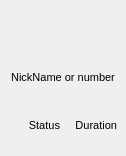
This is wengophone/src/presentation/qt/phonecall/QtCallContactWidget.ui in tkrotoff/WengoPhone as Qt 5 draws it before an edit. The edited form follows.
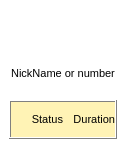
This is the edited form. Icons and pictures are not drawn.

What changed in the file:
```diff
--- a/wengophone/src/presentation/qt/phonecall/QtCallContactWidget.ui
+++ b/wengophone/src/presentation/qt/phonecall/QtCallContactWidget.ui
@@ -9,9 +9,274 @@
     <x>0</x>
     <y>0</y>
     <width>126</width>
-    <height>156</height>
+    <height>148</height>
    </rect>
   </property>
+  <property name="palette" >
+   <palette>
+    <active>
+     <color>
+      <red>0</red>
+      <green>0</green>
+      <blue>0</blue>
+     </color>
+     <color>
+      <red>212</red>
+      <green>208</green>
+      <blue>200</blue>
+     </color>
+     <color>
+      <red>255</red>
+      <green>255</green>
+      <blue>255</blue>
+     </color>
+     <color>
+      <red>234</red>
+      <green>229</green>
+      <blue>220</blue>
+     </color>
+     <color>
+      <red>128</red>
+      <green>128</green>
+      <blue>128</blue>
+     </color>
+     <color>
+      <red>141</red>
+      <green>139</green>
+      <blue>133</blue>
+     </color>
+     <color>
+      <red>0</red>
+      <green>0</green>
+      <blue>0</blue>
+     </color>
+     <color>
+      <red>255</red>
+      <green>255</green>
+      <blue>255</blue>
+     </color>
+     <color>
+      <red>0</red>
+      <green>0</green>
+      <blue>0</blue>
+     </color>
+     <color>
+      <red>255</red>
+      <green>255</green>
+      <blue>255</blue>
+     </color>
+     <color>
+      <red>255</red>
+      <green>255</green>
+      <blue>255</blue>
+     </color>
+     <color>
+      <red>64</red>
+      <green>64</green>
+      <blue>64</blue>
+     </color>
+     <color>
+      <red>10</red>
+      <green>36</green>
+      <blue>106</blue>
+     </color>
+     <color>
+      <red>255</red>
+      <green>255</green>
+      <blue>255</blue>
+     </color>
+     <color>
+      <red>0</red>
+      <green>0</green>
+      <blue>255</blue>
+     </color>
+     <color>
+      <red>255</red>
+      <green>0</green>
+      <blue>255</blue>
+     </color>
+     <color>
+      <red>232</red>
+      <green>232</green>
+      <blue>232</blue>
+     </color>
+    </active>
+    <inactive>
+     <color>
+      <red>0</red>
+      <green>0</green>
+      <blue>0</blue>
+     </color>
+     <color>
+      <red>212</red>
+      <green>208</green>
+      <blue>200</blue>
+     </color>
+     <color>
+      <red>255</red>
+      <green>255</green>
+      <blue>255</blue>
+     </color>
+     <color>
+      <red>234</red>
+      <green>229</green>
+      <blue>220</blue>
+     </color>
+     <color>
+      <red>128</red>
+      <green>128</green>
+      <blue>128</blue>
+     </color>
+     <color>
+      <red>141</red>
+      <green>139</green>
+      <blue>133</blue>
+     </color>
+     <color>
+      <red>0</red>
+      <green>0</green>
+      <blue>0</blue>
+     </color>
+     <color>
+      <red>255</red>
+      <green>255</green>
+      <blue>255</blue>
+     </color>
+     <color>
+      <red>0</red>
+      <green>0</green>
+      <blue>0</blue>
+     </color>
+     <color>
+      <red>255</red>
+      <green>255</green>
+      <blue>255</blue>
+     </color>
+     <color>
+      <red>255</red>
+      <green>255</green>
+      <blue>255</blue>
+     </color>
+     <color>
+      <red>64</red>
+      <green>64</green>
+      <blue>64</blue>
+     </color>
+     <color>
+      <red>212</red>
+      <green>208</green>
+      <blue>200</blue>
+     </color>
+     <color>
+      <red>0</red>
+      <green>0</green>
+      <blue>0</blue>
+     </color>
+     <color>
+      <red>0</red>
+      <green>0</green>
+      <blue>255</blue>
+     </color>
+     <color>
+      <red>255</red>
+      <green>0</green>
+      <blue>255</blue>
+     </color>
+     <color>
+      <red>232</red>
+      <green>232</green>
+      <blue>232</blue>
+     </color>
+    </inactive>
+    <disabled>
+     <color>
+      <red>106</red>
+      <green>104</green>
+      <blue>100</blue>
+     </color>
+     <color>
+      <red>212</red>
+      <green>208</green>
+      <blue>200</blue>
+     </color>
+     <color>
+      <red>255</red>
+      <green>255</green>
+      <blue>255</blue>
+     </color>
+     <color>
+      <red>233</red>
+      <green>231</green>
+      <blue>227</blue>
+     </color>
+     <color>
+      <red>128</red>
+      <green>128</green>
+      <blue>128</blue>
+     </color>
+     <color>
+      <red>141</red>
+      <green>139</green>
+      <blue>133</blue>
+     </color>
+     <color>
+      <red>106</red>
+      <green>104</green>
+      <blue>100</blue>
+     </color>
+     <color>
+      <red>255</red>
+      <green>255</green>
+      <blue>255</blue>
+     </color>
+     <color>
+      <red>106</red>
+      <green>104</green>
+      <blue>100</blue>
+     </color>
+     <color>
+      <red>255</red>
+      <green>255</green>
+      <blue>255</blue>
+     </color>
+     <color>
+      <red>255</red>
+      <green>255</green>
+      <blue>255</blue>
+     </color>
+     <color>
+      <red>0</red>
+      <green>0</green>
+      <blue>0</blue>
+     </color>
+     <color>
+      <red>10</red>
+      <green>36</green>
+      <blue>106</blue>
+     </color>
+     <color>
+      <red>255</red>
+      <green>255</green>
+      <blue>255</blue>
+     </color>
+     <color>
+      <red>0</red>
+      <green>0</green>
+      <blue>255</blue>
+     </color>
+     <color>
+      <red>255</red>
+      <green>0</green>
+      <blue>255</blue>
+     </color>
+     <color>
+      <red>232</red>
+      <green>232</green>
+      <blue>232</blue>
+     </color>
+    </disabled>
+   </palette>
+  </property>
   <property name="windowTitle" >
    <string>Form</string>
   </property>
@@ -23,34 +288,320 @@
     <number>6</number>
    </property>
    <item row="2" column="0" >
-    <layout class="QHBoxLayout" >
-     <property name="margin" >
-      <number>0</number>
+    <widget class="QFrame" name="frame" >
+     <property name="palette" >
+      <palette>
+       <active>
+        <color>
+         <red>0</red>
+         <green>0</green>
+         <blue>0</blue>
+        </color>
+        <color>
+         <red>212</red>
+         <green>208</green>
+         <blue>200</blue>
+        </color>
+        <color>
+         <red>255</red>
+         <green>255</green>
+         <blue>255</blue>
+        </color>
+        <color>
+         <red>234</red>
+         <green>229</green>
+         <blue>220</blue>
+        </color>
+        <color>
+         <red>128</red>
+         <green>128</green>
+         <blue>128</blue>
+        </color>
+        <color>
+         <red>141</red>
+         <green>139</green>
+         <blue>133</blue>
+        </color>
+        <color>
+         <red>0</red>
+         <green>0</green>
+         <blue>0</blue>
+        </color>
+        <color>
+         <red>255</red>
+         <green>255</green>
+         <blue>255</blue>
+        </color>
+        <color>
+         <red>0</red>
+         <green>0</green>
+         <blue>0</blue>
+        </color>
+        <color>
+         <red>255</red>
+         <green>255</green>
+         <blue>255</blue>
+        </color>
+        <color>
+         <red>255</red>
+         <green>243</green>
+         <blue>181</blue>
+        </color>
+        <color>
+         <red>64</red>
+         <green>64</green>
+         <blue>64</blue>
+        </color>
+        <color>
+         <red>10</red>
+         <green>36</green>
+         <blue>106</blue>
+        </color>
+        <color>
+         <red>255</red>
+         <green>255</green>
+         <blue>255</blue>
+        </color>
+        <color>
+         <red>0</red>
+         <green>0</green>
+         <blue>255</blue>
+        </color>
+        <color>
+         <red>255</red>
+         <green>0</green>
+         <blue>255</blue>
+        </color>
+        <color>
+         <red>232</red>
+         <green>232</green>
+         <blue>232</blue>
+        </color>
+       </active>
+       <inactive>
+        <color>
+         <red>0</red>
+         <green>0</green>
+         <blue>0</blue>
+        </color>
+        <color>
+         <red>212</red>
+         <green>208</green>
+         <blue>200</blue>
+        </color>
+        <color>
+         <red>255</red>
+         <green>255</green>
+         <blue>255</blue>
+        </color>
+        <color>
+         <red>234</red>
+         <green>229</green>
+         <blue>220</blue>
+        </color>
+        <color>
+         <red>128</red>
+         <green>128</green>
+         <blue>128</blue>
+        </color>
+        <color>
+         <red>141</red>
+         <green>139</green>
+         <blue>133</blue>
+        </color>
+        <color>
+         <red>0</red>
+         <green>0</green>
+         <blue>0</blue>
+        </color>
+        <color>
+         <red>255</red>
+         <green>255</green>
+         <blue>255</blue>
+        </color>
+        <color>
+         <red>0</red>
+         <green>0</green>
+         <blue>0</blue>
+        </color>
+        <color>
+         <red>255</red>
+         <green>255</green>
+         <blue>255</blue>
+        </color>
+        <color>
+         <red>255</red>
+         <green>243</green>
+         <blue>181</blue>
+        </color>
+        <color>
+         <red>64</red>
+         <green>64</green>
+         <blue>64</blue>
+        </color>
+        <color>
+         <red>212</red>
+         <green>208</green>
+         <blue>200</blue>
+        </color>
+        <color>
+         <red>0</red>
+         <green>0</green>
+         <blue>0</blue>
+        </color>
+        <color>
+         <red>0</red>
+         <green>0</green>
+         <blue>255</blue>
+        </color>
+        <color>
+         <red>255</red>
+         <green>0</green>
+         <blue>255</blue>
+        </color>
+        <color>
+         <red>232</red>
+         <green>232</green>
+         <blue>232</blue>
+        </color>
+       </inactive>
+       <disabled>
+        <color>
+         <red>106</red>
+         <green>104</green>
+         <blue>100</blue>
+        </color>
+        <color>
+         <red>212</red>
+         <green>208</green>
+         <blue>200</blue>
+        </color>
+        <color>
+         <red>255</red>
+         <green>255</green>
+         <blue>255</blue>
+        </color>
+        <color>
+         <red>233</red>
+         <green>231</green>
+         <blue>227</blue>
+        </color>
+        <color>
+         <red>128</red>
+         <green>128</green>
+         <blue>128</blue>
+        </color>
+        <color>
+         <red>141</red>
+         <green>139</green>
+         <blue>133</blue>
+        </color>
+        <color>
+         <red>106</red>
+         <green>104</green>
+         <blue>100</blue>
+        </color>
+        <color>
+         <red>255</red>
+         <green>255</green>
+         <blue>255</blue>
+        </color>
+        <color>
+         <red>106</red>
+         <green>104</green>
+         <blue>100</blue>
+        </color>
+        <color>
+         <red>255</red>
+         <green>243</green>
+         <blue>181</blue>
+        </color>
+        <color>
+         <red>255</red>
+         <green>243</green>
+         <blue>181</blue>
+        </color>
+        <color>
+         <red>0</red>
+         <green>0</green>
+         <blue>0</blue>
+        </color>
+        <color>
+         <red>10</red>
+         <green>36</green>
+         <blue>106</blue>
+        </color>
+        <color>
+         <red>255</red>
+         <green>255</green>
+         <blue>255</blue>
+        </color>
+        <color>
+         <red>0</red>
+         <green>0</green>
+         <blue>255</blue>
+        </color>
+        <color>
+         <red>255</red>
+         <green>0</green>
+         <blue>255</blue>
+        </color>
+        <color>
+         <red>232</red>
+         <green>232</green>
+         <blue>232</blue>
+        </color>
+       </disabled>
+      </palette>
      </property>
-     <property name="spacing" >
-      <number>6</number>
+     <property name="autoFillBackground" >
+      <bool>true</bool>
      </property>
-     <item>
-      <widget class="QLabel" name="statusLabel" >
-       <property name="text" >
-        <string>&lt;html>&lt;head>&lt;meta name="qrichtext" content="1" />&lt;/head>&lt;body style=" white-space: pre-wrap; font-family:MS Shell Dlg; font-size:8.25pt; font-weight:400; font-style:normal; text-decoration:none;">&lt;p style=" margin-top:0px; margin-bottom:0px; margin-left:0px; margin-right:0px; -qt-block-indent:0; text-indent:0px; font-size:8pt;">Status&lt;/p>&lt;/body>&lt;/html></string>
-       </property>
-       <property name="alignment" >
-        <set>Qt::AlignRight|Qt::AlignTrailing|Qt::AlignVCenter</set>
-       </property>
-      </widget>
-     </item>
-     <item>
-      <widget class="QLabel" name="durationLabel" >
-       <property name="text" >
-        <string>&lt;html>&lt;head>&lt;meta name="qrichtext" content="1" />&lt;/head>&lt;body style=" white-space: pre-wrap; font-family:MS Shell Dlg; font-size:8.25pt; font-weight:400; font-style:normal; text-decoration:none;">&lt;p style=" margin-top:0px; margin-bottom:0px; margin-left:0px; margin-right:0px; -qt-block-indent:0; text-indent:0px;">&lt;span style=" font-size:8pt;">Duration&lt;/span>&lt;/p>&lt;/body>&lt;/html></string>
-       </property>
-       <property name="alignment" >
-        <set>Qt::AlignRight|Qt::AlignTrailing|Qt::AlignVCenter</set>
-       </property>
-      </widget>
-     </item>
-    </layout>
+     <property name="frameShape" >
+      <enum>QFrame::Box</enum>
+     </property>
+     <property name="frameShadow" >
+      <enum>QFrame::Raised</enum>
+     </property>
+     <layout class="QGridLayout" >
+      <property name="margin" >
+       <number>0</number>
+      </property>
+      <property name="spacing" >
+       <number>0</number>
+      </property>
+      <item row="0" column="0" >
+       <widget class="QLabel" name="statusLabel" >
+        <property name="text" >
+         <string>&lt;html>&lt;head>&lt;meta name="qrichtext" content="1" />&lt;/head>&lt;body style=" white-space: pre-wrap; font-family:MS Shell Dlg; font-size:8.25pt; font-weight:400; font-style:normal; text-decoration:none;">&lt;p style=" margin-top:0px; margin-bottom:0px; margin-left:0px; margin-right:0px; -qt-block-indent:0; text-indent:0px; font-size:8pt;">Status&lt;/p>&lt;/body>&lt;/html></string>
+        </property>
+        <property name="alignment" >
+         <set>Qt::AlignRight|Qt::AlignTrailing|Qt::AlignVCenter</set>
+        </property>
+       </widget>
+      </item>
+      <item row="0" column="1" >
+       <widget class="QLabel" name="durationLabel" >
+        <property name="text" >
+         <string>&lt;html>&lt;head>&lt;meta name="qrichtext" content="1" />&lt;/head>&lt;body style=" white-space: pre-wrap; font-family:MS Shell Dlg; font-size:8.25pt; font-weight:400; font-style:normal; text-decoration:none;">&lt;p style=" margin-top:0px; margin-bottom:0px; margin-left:0px; margin-right:0px; -qt-block-indent:0; text-indent:0px;">&lt;span style=" font-size:8pt;">Duration&lt;/span>&lt;/p>&lt;/body>&lt;/html></string>
+        </property>
+        <property name="alignment" >
+         <set>Qt::AlignRight|Qt::AlignTrailing|Qt::AlignVCenter</set>
+        </property>
+       </widget>
+      </item>
+     </layout>
+    </widget>
+   </item>
+   <item row="1" column="0" >
+    <widget class="QLabel" name="nickNameLabel" >
+     <property name="text" >
+      <string>&lt;html>&lt;head>&lt;meta name="qrichtext" content="1" />&lt;/head>&lt;body style=" white-space: pre-wrap; font-family:MS Shell Dlg; font-size:8.25pt; font-weight:400; font-style:normal; text-decoration:none;">&lt;p style=" margin-top:0px; margin-bottom:0px; margin-left:0px; margin-right:0px; -qt-block-indent:0; text-indent:0px;">&lt;span style=" font-size:8pt;">NickName or number&lt;/span>&lt;/p>&lt;/body>&lt;/html></string>
+     </property>
+     <property name="alignment" >
+      <set>Qt::AlignCenter</set>
+     </property>
+    </widget>
    </item>
    <item row="0" column="0" >
     <widget class="QLabel" name="avatarLabel" >
@@ -65,16 +616,6 @@
      </property>
     </widget>
    </item>
-   <item row="1" column="0" >
-    <widget class="QLabel" name="nickNameLabel" >
-     <property name="text" >
-      <string>&lt;html>&lt;head>&lt;meta name="qrichtext" content="1" />&lt;/head>&lt;body style=" white-space: pre-wrap; font-family:MS Shell Dlg; font-size:8.25pt; font-weight:400; font-style:normal; text-decoration:none;">&lt;p style=" margin-top:0px; margin-bottom:0px; margin-left:0px; margin-right:0px; -qt-block-indent:0; text-indent:0px;">&lt;span style=" font-size:8pt;">NickName or number&lt;/span>&lt;/p>&lt;/body>&lt;/html></string>
-     </property>
-     <property name="alignment" >
-      <set>Qt::AlignCenter</set>
-     </property>
-    </widget>
-   </item>
   </layout>
  </widget>
  <pixmapfunction></pixmapfunction>
```
